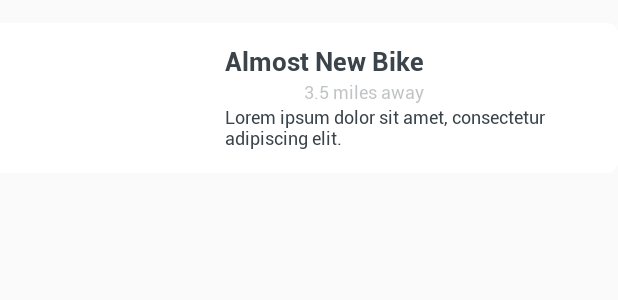
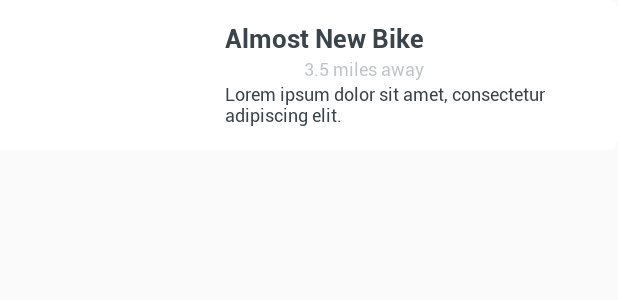
Before and after one commit to niminim44/Sappa-PostPc, an Android app: the layout nearby_item_view_holder.xml on its own in the app's theme, with its tools: preview values and no code run, on a phone screen of 412 x 824 dp. Shown: the top 300 px of the screen. Run offline under Robolectric (Android 15) with nearby library versions, the phone set to English and light mode, and no system bars.

Commit message:
small change to recycler viewˆ

```diff
--- a/app/src/main/res/layout/fragment_nearby.xml
+++ b/app/src/main/res/layout/fragment_nearby.xml
@@ -12,6 +12,7 @@
         android:layout_height="0dp"
         android:layout_marginStart="22dp"
         android:layout_marginEnd="22dp"
+        android:background="@color/ghost_white"
         app:layout_constraintTop_toTopOf="parent"
         app:layout_constraintBottom_toBottomOf="parent"
         app:layout_constraintStart_toStartOf="parent"
--- a/app/src/main/res/layout/nearby_item_view_holder.xml
+++ b/app/src/main/res/layout/nearby_item_view_holder.xml
@@ -4,7 +4,7 @@
     android:layout_height="100dp"
     xmlns:tools="http://schemas.android.com/tools"
     android:background="@drawable/item_rounded_corners"
-    android:layout_marginTop="15dp"
+    android:layout_marginBottom="15dp"
     xmlns:app="http://schemas.android.com/apk/res-auto">
 
     <View
```
